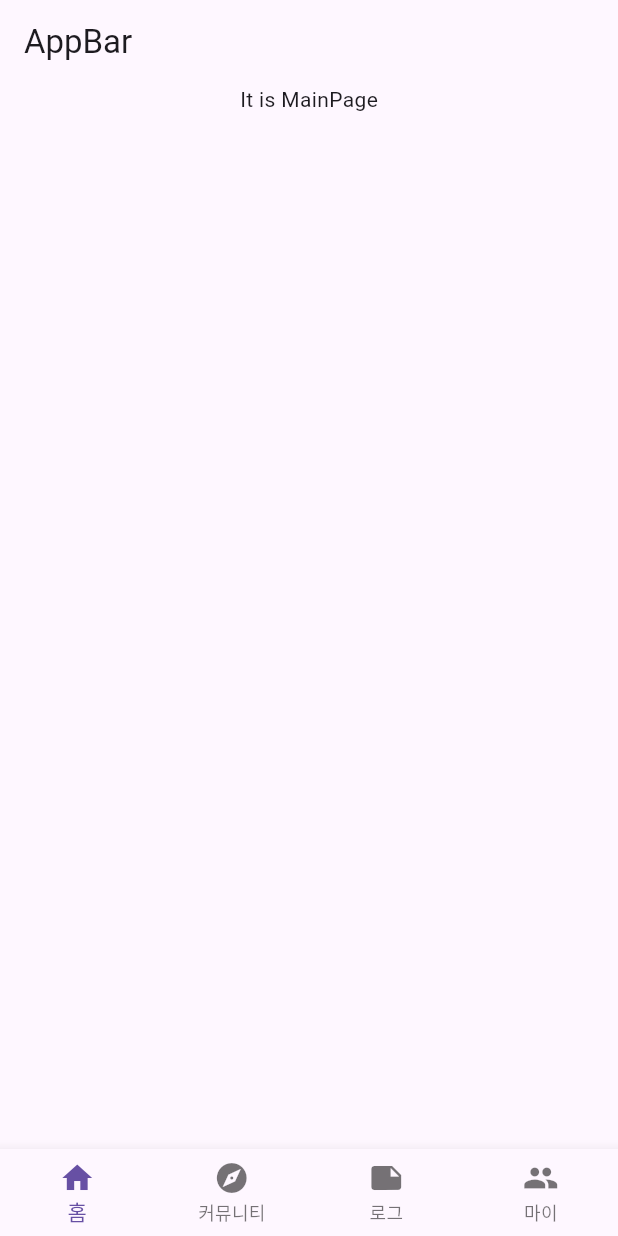
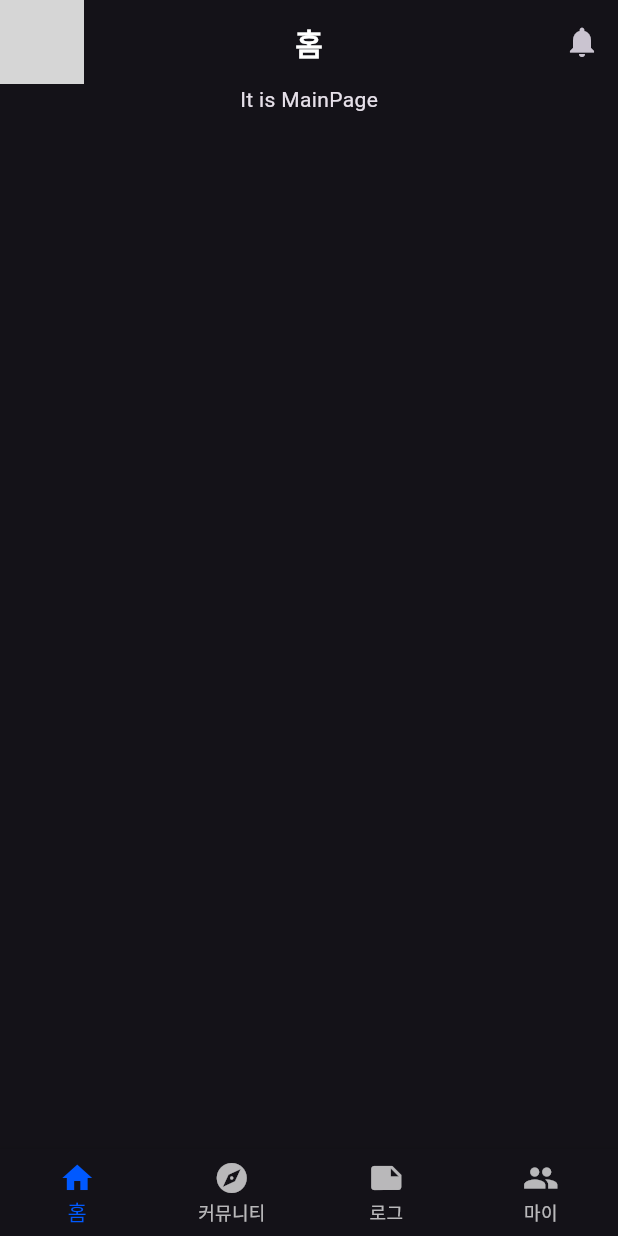
Before and after one commit to huir0/Hexagonian, a Flutter app: the screen it shows after launch, on a phone screen of 412 x 824 dp. Run offline on Flutter 3.47's test engine with Material 3 defaults, Android fonts, the phone set to English and light mode, and no system bars; our stand-ins replace equatable, flutter_riverpod, go_router; missing offline and left inert: flutter_naver_login; Roboto replaces fonts that are missing (Pretendard); grey boxes are pictures that could not be loaded.

Commit message:
add Dart Theme & AppBar

```diff
--- a/sfaclog/lib/common.dart
+++ b/sfaclog/lib/common.dart
@@ -1,3 +1,5 @@
+// ignore_for_file: non_constant_identifier_names
+
 import 'dart:ui';
 
 import 'package:flutter/material.dart';
@@ -8,6 +10,8 @@ enum SLStyle {
   Display_S_Regular,
   Heading_L_Regular,
   Heading_M_Regular,
+  Heading_S_Bold,
+  Heading_S_Medium,
   Heading_S_Regular,
   Text_L_Bold,
   Text_L_Medium,
@@ -43,56 +47,100 @@ class SLTextStyle {
   static const FontWeight _regular = FontWeight.w400;
 
   //Display Style
-  static TextStyle? get Display_L_Regular =>
-      const TextStyle(fontSize: _displayL, fontWeight: _regular);
-  static TextStyle? get Display_M_Regular =>
-      const TextStyle(fontSize: _displayM, fontWeight: _regular);
-  static TextStyle? get Display_S_Regular =>
-      const TextStyle(fontSize: _displayS, fontWeight: _regular);
+  static TextStyle? get Display_L_Regular => const TextStyle(
+        fontSize: _displayL,
+        fontWeight: _regular,
+      );
+  static TextStyle? get Display_M_Regular => const TextStyle(
+        fontSize: _displayM,
+        fontWeight: _regular,
+      );
+  static TextStyle? get Display_S_Regular => const TextStyle(
+        fontSize: _displayS,
+        fontWeight: _regular,
+      );
 
   //Heading Style
-  static TextStyle? get Heading_L_Regular =>
-      const TextStyle(fontSize: _headingL, fontWeight: _regular);
-  static TextStyle? get Heading_M_Regular =>
-      const TextStyle(fontSize: _headingM, fontWeight: _regular);
-  static TextStyle? get Heading_S_Regular =>
-      const TextStyle(fontSize: _headingS, fontWeight: _regular);
+  static TextStyle? get Heading_L_Regular => const TextStyle(
+        fontSize: _headingL,
+        fontWeight: _regular,
+      );
+  static TextStyle? get Heading_M_Regular => const TextStyle(
+        fontSize: _headingM,
+        fontWeight: _regular,
+      );
+  static TextStyle? get Heading_S_Bold => const TextStyle(
+        fontSize: _headingS,
+        fontWeight: _bold,
+      );
+  static TextStyle? get Heading_S_Meduim => const TextStyle(
+        fontSize: _headingS,
+        fontWeight: _medium,
+      );
+  static TextStyle? get Heading_S_Regular => const TextStyle(
+        fontSize: _headingS,
+        fontWeight: _regular,
+      );
 
   //Text L Style
-  static TextStyle? get Text_L_Bold =>
-      const TextStyle(fontSize: _textL, fontWeight: _bold);
-  static TextStyle? get Text_L_Medium =>
-      const TextStyle(fontSize: _textL, fontWeight: _medium);
-  static TextStyle? get Text_L_Regular =>
-      const TextStyle(fontSize: _textL, fontWeight: _regular);
+  static TextStyle? get Text_L_Bold => const TextStyle(
+        fontSize: _textL,
+        fontWeight: _bold,
+      );
+  static TextStyle? get Text_L_Medium => const TextStyle(
+        fontSize: _textL,
+        fontWeight: _medium,
+      );
+  static TextStyle? get Text_L_Regular => const TextStyle(
+        fontSize: _textL,
+        fontWeight: _regular,
+      );
 
   //Text M Style
-  static TextStyle? get Text_M_Bold =>
-      const TextStyle(fontSize: _textM, fontWeight: _bold);
-  static TextStyle? get Text_M_Medium =>
-      const TextStyle(fontSize: _textM, fontWeight: _medium);
-  static TextStyle? get Text_M_Regular =>
-      const TextStyle(fontSize: _textM, fontWeight: _regular);
+  static TextStyle? get Text_M_Bold => const TextStyle(
+        fontSize: _textM,
+        fontWeight: _bold,
+      );
+  static TextStyle? get Text_M_Medium => const TextStyle(
+        fontSize: _textM,
+        fontWeight: _medium,
+      );
+  static TextStyle? get Text_M_Regular => const TextStyle(
+        fontSize: _textM,
+        fontWeight: _regular,
+      );
 
   //Text S Style
-  static TextStyle? get Text_S_Bold =>
-      const TextStyle(fontSize: _textS, fontWeight: _bold);
-  static TextStyle? get Text_S_Medium =>
-      const TextStyle(fontSize: _textS, fontWeight: _medium);
-  static TextStyle? get Text_S_Regular =>
-      const TextStyle(fontSize: _textS, fontWeight: _regular);
+  static TextStyle? get Text_S_Bold => const TextStyle(
+        fontSize: _textS,
+        fontWeight: _bold,
+      );
+  static TextStyle? get Text_S_Medium => const TextStyle(
+        fontSize: _textS,
+        fontWeight: _medium,
+      );
+  static TextStyle? get Text_S_Regular => const TextStyle(
+        fontSize: _textS,
+        fontWeight: _regular,
+      );
 
   //Text XS Style
-  static TextStyle? get Text_XS_Bold =>
-      const TextStyle(fontSize: _textXS, fontWeight: _bold);
-  static TextStyle? get Text_XS_Medium =>
-      const TextStyle(fontSize: _textXS, fontWeight: _medium);
-  static TextStyle? get Text_XS_Regular =>
-      const TextStyle(fontSize: _textXS, fontWeight: _regular);
+  static TextStyle? get Text_XS_Bold => const TextStyle(
+        fontSize: _textXS,
+        fontWeight: _bold,
+      );
+  static TextStyle? get Text_XS_Medium => const TextStyle(
+        fontSize: _textXS,
+        fontWeight: _medium,
+      );
+  static TextStyle? get Text_XS_Regular => const TextStyle(
+        fontSize: _textXS,
+        fontWeight: _regular,
+      );
   final TextStyle style;
   final Color color;
 
-  SLTextStyle({SLStyle? style, this.color = Colors.black})
+  SLTextStyle({SLStyle? style, this.color = Colors.white})
       : style = _getStyle(style ?? SLStyle.Text_L_Regular);
 
   static TextStyle _getStyle(SLStyle style) {
@@ -107,6 +155,10 @@ class SLTextStyle {
         return Heading_L_Regular!;
       case SLStyle.Heading_M_Regular:
         return Heading_M_Regular!;
+      case SLStyle.Heading_S_Bold:
+        return Heading_S_Bold!;
+      case SLStyle.Heading_S_Medium:
+        return Heading_S_Meduim!;
       case SLStyle.Heading_S_Regular:
         return Heading_S_Regular!;
       case SLStyle.Text_L_Bold:
--- a/sfaclog/lib/view/app.dart
+++ b/sfaclog/lib/view/app.dart
@@ -8,8 +8,11 @@ class SFACLOGApp extends StatelessWidget {
   Widget build(BuildContext context) {
     return MaterialApp.router(
       //builder: FToastBuilder(),
-      //theme: ThemeData(fontFamily: 'Pretendard'),
-      //themeMode: ThemeMode.system,
+      darkTheme: ThemeData(
+        brightness: Brightness.dark,
+        fontFamily: 'Pretendard',
+      ),
+      themeMode: ThemeMode.dark,
       debugShowCheckedModeBanner: false,
       routeInformationParser: router.routeInformationParser,
       routeInformationProvider: router.routeInformationProvider,
--- a/sfaclog/lib/view/app_wrapper.dart
+++ b/sfaclog/lib/view/app_wrapper.dart
@@ -1,10 +1,13 @@
 import 'package:flutter/material.dart';
 import 'package:flutter_riverpod/flutter_riverpod.dart';
+import 'package:sfaclog/common.dart';
 import 'package:sfaclog/view/pages/community_page/community_page.dart';
 import 'package:sfaclog/view/pages/log_page/log_page.dart';
 import 'package:sfaclog/view/pages/main_page/main_page.dart';
 import 'package:sfaclog/view/pages/my_page/my_page.dart';
+import 'package:sfaclog/view/widgets/appbar_widget.dart';
 import 'package:sfaclog/viewmodel/app_wrapper_viewModel/app_wrapper_notifier.dart';
+import 'package:sfaclog/viewmodel/app_wrapper_viewModel/app_wrapper_state.dart';
 
 class AppWrapper extends ConsumerWidget {
   const AppWrapper({super.key});
@@ -18,34 +21,35 @@ class AppWrapper extends ConsumerWidget {
       const LogPage(),
       const MyPage(),
     ];
+    List<String> pagesLabel = ['홈', '커뮤니티', '로그', '마이페이지'];
+
     return SafeArea(
       child: Scaffold(
-        appBar: AppBar(
-          title: const Text('AppBar'),
-        ),
+        appBar: AppBarWidget(pageLabel: pagesLabel[state.page]),
         body: pages[state.page],
         bottomNavigationBar: BottomNavigationBar(
+          selectedItemColor: SLColor.primary,
           type: BottomNavigationBarType.fixed,
           currentIndex: state.page,
           onTap: (index) {
             ref.read(appwrapperProvider.notifier).pageChanged(index);
           },
-          items: const [
+          items: [
             BottomNavigationBarItem(
-              icon: Icon(Icons.home, size: 24),
-              label: '홈',
+              icon: const Icon(Icons.home, size: 24),
+              label: pagesLabel[0],
             ),
             BottomNavigationBarItem(
-              icon: Icon(Icons.explore, size: 24),
-              label: '커뮤니티',
+              icon: const Icon(Icons.explore, size: 24),
+              label: pagesLabel[1],
             ),
             BottomNavigationBarItem(
-              icon: Icon(Icons.note, size: 24),
-              label: '로그',
+              icon: const Icon(Icons.note, size: 24),
+              label: pagesLabel[2],
             ),
             BottomNavigationBarItem(
-              icon: Icon(Icons.people, size: 24),
-              label: '마이',
+              icon: const Icon(Icons.people, size: 24),
+              label: pagesLabel[3].substring(0, 2),
             ),
           ],
         ),
--- /dev/null
+++ b/sfaclog/lib/view/widgets/appbar_widget.dart
@@ -0,0 +1,33 @@
+import 'package:flutter/material.dart';
+import 'package:flutter/widgets.dart';
+import 'package:sfaclog/common.dart';
+
+class AppBarWidget extends StatelessWidget implements PreferredSizeWidget {
+  final String pageLabel;
+  const AppBarWidget({
+    super.key,
+    required this.pageLabel,
+  });
+  @override
+  Size get preferredSize => const Size.fromHeight(kToolbarHeight);
+  @override
+  Widget build(BuildContext context) {
+    return AppBar(
+      automaticallyImplyLeading: false,
+      leading: Image.asset('assets/images/logo_blue.png'),
+      title: Text(
+        pageLabel,
+        style: SLTextStyle(style: SLStyle.Heading_S_Bold).textStyle,
+      ),
+      centerTitle: true,
+      actions: [
+        IconButton(
+          icon: const Icon(Icons.notifications),
+          onPressed: () {
+            print('Noti_Clicked');
+          },
+        )
+      ],
+    );
+  }
+}
```
Also changed, not shown: sfaclog/assets/images/logo_blue.png (added), sfaclog/assets/images/logo_white.png (added).
